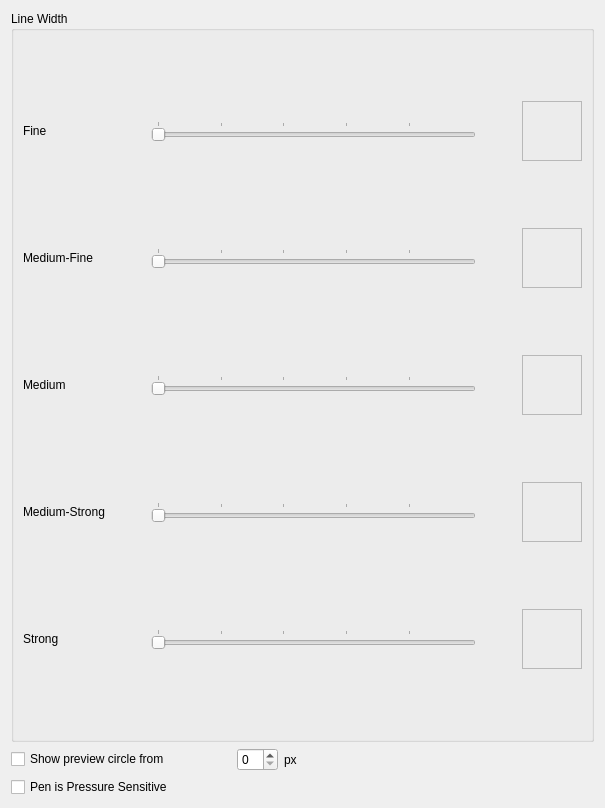
Before: the Qt Designer form resources/forms/brushProperties.ui in Facugarciar0805/OpenBoard, drawn with Qt 5.
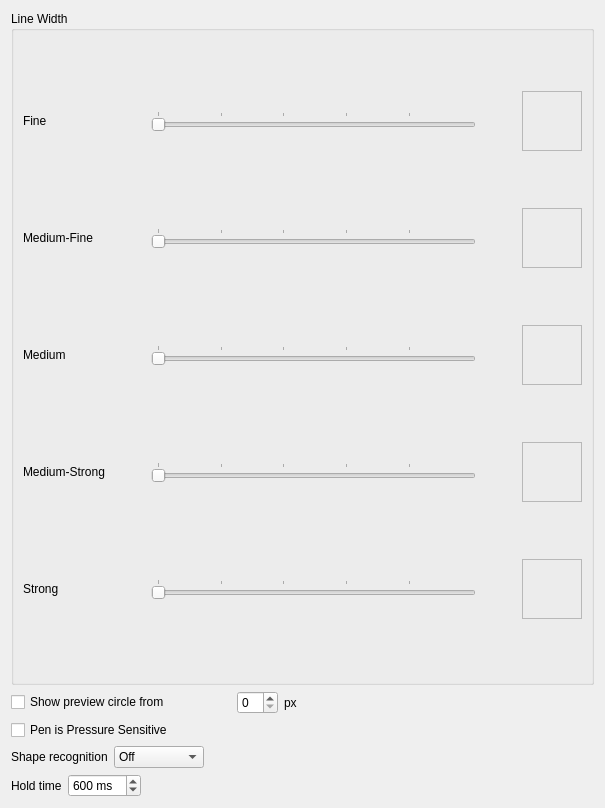
After: the same form once the commit is applied. Custom widgets are drawn as their Qt base class.

Commit message: feat: add shape recognition for pen and marker strokes

What changed in the file:
```diff
--- a/resources/forms/brushProperties.ui
+++ b/resources/forms/brushProperties.ui
@@ -420,6 +420,132 @@
      </property>
     </spacer>
    </item>
+   <item row="4" column="1" colspan="3">
+    <widget class="QFrame" name="shapeRecognitionFrame">
+     <property name="frameShape">
+      <enum>QFrame::NoFrame</enum>
+     </property>
+     <property name="frameShadow">
+      <enum>QFrame::Raised</enum>
+     </property>
+     <layout class="QHBoxLayout" name="horizontalLayout_shapeRec">
+      <property name="leftMargin">
+       <number>0</number>
+      </property>
+      <property name="topMargin">
+       <number>0</number>
+      </property>
+      <property name="rightMargin">
+       <number>0</number>
+      </property>
+      <property name="bottomMargin">
+       <number>0</number>
+      </property>
+      <item>
+       <widget class="QLabel" name="shapeRecognitionLabel">
+        <property name="text">
+         <string>Shape recognition</string>
+        </property>
+       </widget>
+      </item>
+      <item>
+       <widget class="QComboBox" name="shapeRecognitionComboBox">
+        <item>
+         <property name="text">
+          <string>Off</string>
+         </property>
+        </item>
+        <item>
+         <property name="text">
+          <string>Hold still</string>
+         </property>
+        </item>
+        <item>
+         <property name="text">
+          <string>On release</string>
+         </property>
+        </item>
+       </widget>
+      </item>
+      <item>
+       <spacer name="shapeRecSpacer">
+        <property name="orientation">
+         <enum>Qt::Horizontal</enum>
+        </property>
+        <property name="sizeHint" stdset="0">
+         <size>
+          <width>198</width>
+          <height>20</height>
+         </size>
+        </property>
+       </spacer>
+      </item>
+     </layout>
+    </widget>
+   </item>
+   <item row="5" column="1" colspan="3">
+    <widget class="QFrame" name="shapeHoldTimeFrame">
+     <property name="frameShape">
+      <enum>QFrame::NoFrame</enum>
+     </property>
+     <property name="frameShadow">
+      <enum>QFrame::Raised</enum>
+     </property>
+     <layout class="QHBoxLayout" name="horizontalLayout_shapeHold">
+      <property name="leftMargin">
+       <number>0</number>
+      </property>
+      <property name="topMargin">
+       <number>0</number>
+      </property>
+      <property name="rightMargin">
+       <number>0</number>
+      </property>
+      <property name="bottomMargin">
+       <number>0</number>
+      </property>
+      <item>
+       <widget class="QLabel" name="shapeHoldTimeLabel">
+        <property name="text">
+         <string>Hold time</string>
+        </property>
+       </widget>
+      </item>
+      <item>
+       <widget class="QSpinBox" name="shapeHoldTimeSpinBox">
+        <property name="minimum">
+         <number>200</number>
+        </property>
+        <property name="maximum">
+         <number>2000</number>
+        </property>
+        <property name="singleStep">
+         <number>50</number>
+        </property>
+        <property name="value">
+         <number>600</number>
+        </property>
+        <property name="suffix">
+         <string> ms</string>
+        </property>
+       </widget>
+      </item>
+      <item>
+       <spacer name="shapeHoldSpacer">
+        <property name="orientation">
+         <enum>Qt::Horizontal</enum>
+        </property>
+        <property name="sizeHint" stdset="0">
+         <size>
+          <width>198</width>
+          <height>20</height>
+         </size>
+        </property>
+       </spacer>
+      </item>
+     </layout>
+    </widget>
+   </item>
   </layout>
  </widget>
  <customwidgets>
```
Left out of the diff: 10 changed lines with no effect on the pictures. The commit also changes 11 other files.
